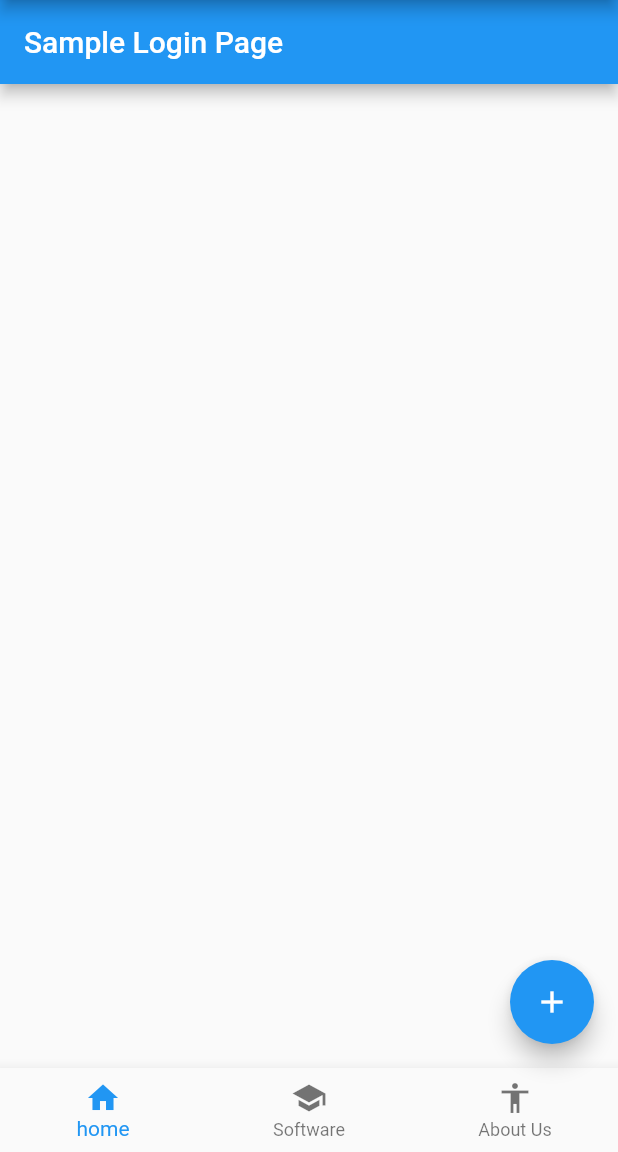
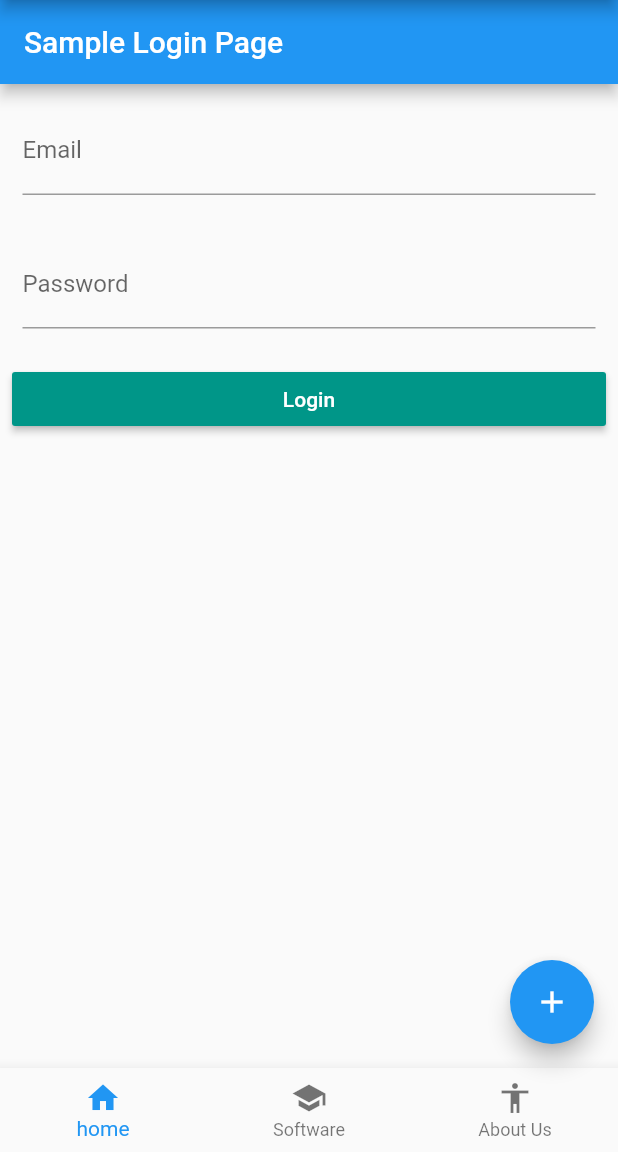
Before and after one commit to samuelmwangi729/esunisol, a Flutter app: the screen it shows after launch, on a phone screen of 412 x 824 dp, the part 84-1236 px from its top. Run offline on Flutter 3.47's test engine with Material 2 defaults, Android fonts, the phone set to English and light mode, and no system bars.

Commit message:
Initial Commit

```diff
--- a/lib/Home.dart
+++ b/lib/Home.dart
@@ -14,6 +14,69 @@ class _HomeState extends State<Home>{
           'Sample Login Page'
         ),
       ),
+      body: LoginForm(),
     );
   }
 }
+
+class LoginForm extends StatefulWidget{
+  LoginFormState createState()=> LoginFormState();
+}
+
+class LoginFormState extends State<LoginForm>{
+  final formKey=new GlobalKey<FormState>();
+  String _email='';
+  String _password='';
+  void ValidateAndSave(){
+    final form=formKey.currentState;
+    if(form.validate()){
+      print('form Valid');
+    }else{
+      print('Form is Invalid');
+    }
+  }
+  @override
+  Widget build(BuildContext context)=>Container(
+    child: Form(
+      key: formKey,
+      child: Column(
+        crossAxisAlignment: CrossAxisAlignment.stretch,
+        children: <Widget>[
+          Padding(
+            padding: const EdgeInsets.all(15.0),
+            child: TextFormField(
+              decoration: InputDecoration(
+                labelText: 'Email'
+              ),
+              validator: (value)=>value.isEmpty ? 'Email can\'t be empty ': null,
+              onSaved: (value)=> _email=value,
+            ),
+          ),
+          Padding(
+            padding: const EdgeInsets.all(15.0),
+            child: TextFormField(
+              decoration: InputDecoration(
+                labelText: 'Password'
+              ),
+              validator: (value)=>value.isEmpty ? 'Password can\'t be empty ': null,
+              onSaved: (value)=> _password=value,
+              obscureText: true,
+            ),
+          ),
+          Padding(
+            padding: const EdgeInsets.all(8.0),
+            child: MaterialButton(
+              textColor: Colors.white,
+              color: Colors.teal,
+              splashColor: Colors.blueAccent,
+              child: Text(
+                'Login'
+              ),
+              onPressed:ValidateAndSave,
+            ),
+          )
+        ],
+      )
+    ),
+  );
+}
```
Also changed, not shown: lib/login.dart (+7 -7 lines).
